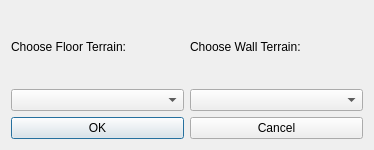
Before: the Qt Designer form src/tiled/dungeondialog.ui in grunt92/tiled, drawn with Qt 5.
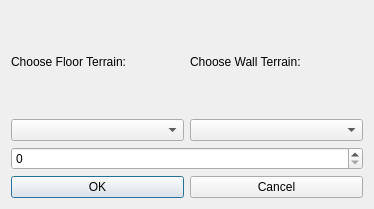
After: the same form once the commit is applied.

Commit message: Generator passt sich Map-Größe an, Ui wurde verbessert

```diff
--- a/src/tiled/dungeondialog.ui
+++ b/src/tiled/dungeondialog.ui
@@ -10,7 +10,7 @@
     <x>0</x>
     <y>0</y>
     <width>374</width>
-    <height>150</height>
+    <height>209</height>
    </rect>
   </property>
   <property name="windowTitle">
@@ -52,6 +52,13 @@
      </item>
     </layout>
    </item>
+   <item>
+    <layout class="QVBoxLayout" name="verticalLayout_4">
+     <item>
+      <widget class="QSpinBox" name="spinBox"/>
+     </item>
+    </layout>
+   </item>
    <item>
     <layout class="QHBoxLayout" name="horizontalLayout">
      <item>
```
The commit also changes 3 other files.
